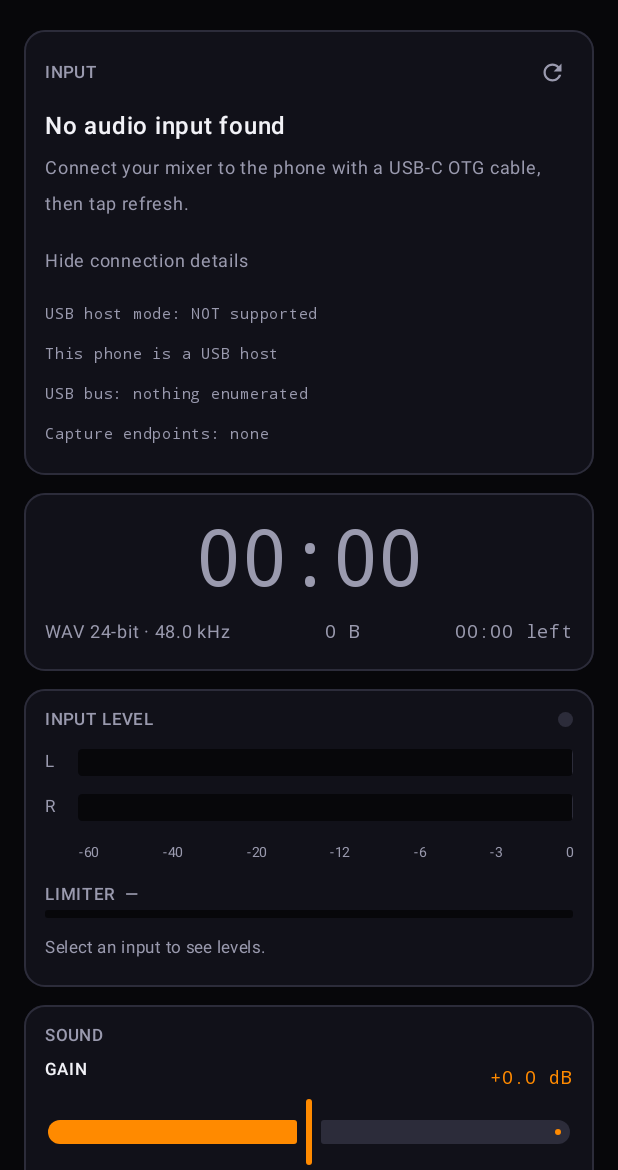
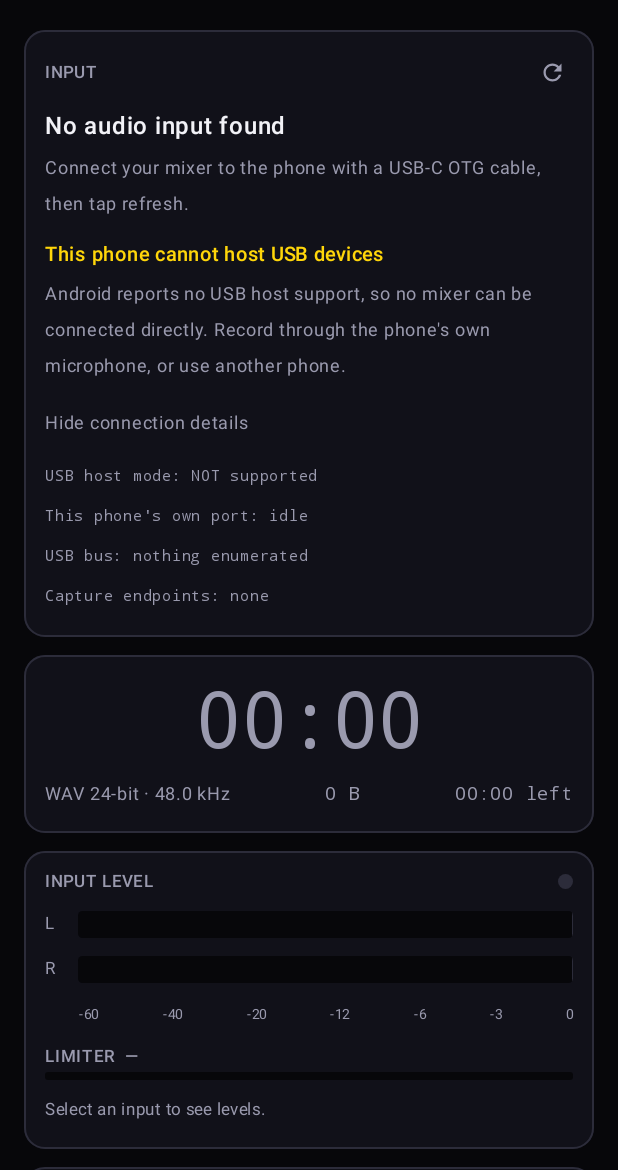
Before and after one commit to skigoogs-star/TESTES, an Android app built with Jetpack Compose: the screen it shows after launch (MainActivity), after a tap on "Connection details", on a phone screen of 412 x 824 dp, the part 66-1236 px from its top. Run offline under Robolectric (Android 15) with nearby library versions, the phone set to English and light mode, and no system bars.

Commit message:
Stop the app blaming the mixer for a problem Android will never solve
The XDJ-RX3, the DJM-V10 and the DJM-A9 do not present class-compliant USB
audio. The Linux kernel registers 0x2b73:0x0034 (V10) and 0x2b73:0x003c (A9)
with USB_DEVICE_VENDOR_SPEC, which matches bInterfaceClass 0xFF, and carries
hand-written fixed-endpoint quirks plus a vendor control transfer just to set the
sample rate; AlphaTheta ships an XDJ-RX3 audio driver for macOS, which a
class-compliant device would never need. Android's UsbAlsaManager only binds
class-compliant interfaces, so these units enumerate on the bus and no capture
endpoint is ever created — exactly the reported symptom.

So the advice the last commit added was wrong for the hardware this app exists
to record. Telling an RX3 owner to press SOURCE and choose SOFTWARE CONTROL
sends them after a setting that cannot change the device's USB class. Known DJ
hardware with no audio interface now gets its own branch, above every other, and
says plainly that the stock audio path cannot reach it.

Three bugs in the diagnostics themselves:

The wrong-port detector read only the "connected" extra of USB_STATE, which
tracks VBUS and goes true for a plain wall charger. A phone charging at home
with nothing attached was told it was probably plugged into a mixer's
thumb-drive socket. It now requires "configured" as well, which only a host that
has issued SET_CONFIGURATION sets, and the weaker connected-but-unconfigured
case gets its own hedged wording rather than a false verdict.

hasUnroutedDjHardware fired on any device on the bus, so a hub, a dock or a card
reader was described as a connected mixer. Worse, startRecording used the same
predicate and reset its acknowledgement flag on the way through, so with any USB
gadget attached every REC press needed two taps, forever. Both are gated on
audio-capable hardware now.

liveDevices is written on the main thread and read from the engine's control
thread when pinning a capture to a device; it is @Volatile now.

Also adds the missing advice branch for a phone with no USB host support at all,
which was collected and displayed but never explained.

```diff
--- a/deckrec-android/app/src/main/java/com/deckrec/ui/DeckRecViewModel.kt
+++ b/deckrec-android/app/src/main/java/com/deckrec/ui/DeckRecViewModel.kt
@@ -55,15 +55,27 @@ data class RecordUiState(
     val isBusy: Boolean get() = state is RecorderState.Starting || state is RecorderState.Stopping
 
     /**
-     * A USB audio device is on the bus but the audio system has not turned it into a capture
-     * endpoint — the single most common failure in the booth, and worth calling out.
+     * A class-compliant USB audio device is on the bus but the audio system has not turned it into
+     * a capture endpoint — worth calling out, because a replug usually fixes it.
+     *
+     * Deliberately keyed on [UsbDiagnostics.audioClassDevices] rather than "anything on the bus":
+     * a hub, a dock or a card reader is not a mixer, and describing one as an unrouted mixer sends
+     * the user hunting for a fault that is not there.
      */
     val hasUnroutedDjHardware: Boolean
-        get() = diagnostics.busDevices.isNotEmpty() && inputs.none { it.isUsb }
+        get() = diagnostics.audioClassDevices.isNotEmpty() && inputs.none { it.isUsb }
 
-    /** The connected hardware does not even advertise an audio interface in its current mode. */
+    /**
+     * Known DJ hardware that cannot ever work over the stock audio path — see
+     * [UsbDiagnostics.vendorSpecificDjHardware]. Checked before everything else, because no other
+     * advice applies once this is true.
+     */
+    val djHardwareIsVendorSpecific: Boolean
+        get() = diagnostics.vendorSpecificDjHardware.isNotEmpty()
+
+    /** Audio-capable hardware is attached but offers no audio interface in its current mode. */
     val connectedButNotAudioClass: Boolean
-        get() = diagnostics.busDevices.isNotEmpty() && diagnostics.audioClassDevices.isEmpty()
+        get() = diagnostics.audioCapableDevices.isNotEmpty() && diagnostics.audioClassDevices.isEmpty()
 
     val channelPairs: List<ChannelPair>
         get() = ChannelPair.pairsFor(selectedInput?.maxChannelCount ?: 2)
@@ -246,11 +258,13 @@ class DeckRecViewModel(application: Application) : AndroidViewModel(application)
             return
         }
 
-        // Any USB audio device on the bus while a non-USB input is selected almost always means the
-        // routing did not take — not just Pioneer hardware, which is all the vendor-id list knows
-        // about. Warn once and let the second tap through: some mixers never expose a USB capture
-        // endpoint at all, and for that user a room recording beats no recording.
-        if (!input.isUsb && state.diagnostics.busDevices.isNotEmpty() && !wrongInputConfirmed) {
+        // A USB *audio* device on the bus while a non-USB input is selected usually means routing
+        // did not take. Gated on audio-capable hardware, not on the bus being non-empty: with the
+        // broad scan that landed with the diagnostics panel, a hub or a charger dock made this fire
+        // on every single REC press forever. Warn once and let the second tap through — Pioneer
+        // mixers never expose a USB capture endpoint at all, and for that user a room recording
+        // beats no recording.
+        if (!input.isUsb && state.diagnostics.audioCapableDevices.isNotEmpty() && !wrongInputConfirmed) {
             wrongInputConfirmed = true
             _message.value = "\"${input.productName}\" is not a USB input. " +
                 "Tap REC again to record from it anyway."
--- a/deckrec-android/app/src/main/java/com/deckrec/ui/RecordScreen.kt
+++ b/deckrec-android/app/src/main/java/com/deckrec/ui/RecordScreen.kt
@@ -193,8 +193,24 @@ private fun InputCard(state: RecordUiState, viewModel: DeckRecViewModel) {
         }
 
         // The diagnosis, in order of what the user can actually do about it. Each branch names a
-        // different cause; "connected but no input" covers three unrelated problems otherwise.
+        // different cause; "connected but no input" covers four unrelated problems otherwise.
+        //
+        // Order is load-bearing. The vendor-specific branch must come before the generic ones,
+        // because for that hardware every other suggestion below is a wild goose chase.
         val advice: Pair<String, String>? = when {
+            !state.diagnostics.hostSupported ->
+                "This phone cannot host USB devices" to
+                    "Android reports no USB host support, so no mixer can be connected directly. " +
+                        "Record through the phone's own microphone, or use another phone."
+
+            state.djHardwareIsVendorSpecific ->
+                "${state.diagnostics.vendorSpecificDjHardware.first().label()} cannot be recorded this way" to
+                    "Pioneer/AlphaTheta mixers put their audio on a vendor-specific USB interface " +
+                        "rather than the standard one, which is why they need a driver on Mac and " +
+                        "Windows. Android's audio system only binds standard USB audio, so it will " +
+                        "never offer this unit as an input, whatever you change on the mixer. " +
+                        "Take the master or REC OUT into a class-compliant USB interface instead."
+
             state.diagnostics.looksLikeWrongPort ->
                 "Your phone is acting as a USB device" to
                     "Something else is the USB host — you are probably plugged into the mixer's " +
@@ -202,14 +218,21 @@ private fun InputCard(state: RecordUiState, viewModel: DeckRecViewModel) {
 
             state.connectedButNotAudioClass ->
                 "Connected, but not offering audio" to
-                    "${state.diagnostics.busDevices.firstOrNull()?.label() ?: "The device"} is on " +
-                        "the USB bus but does not advertise a USB audio interface in its current " +
-                        "mode. On an all-in-one, press SOURCE and choose SOFTWARE CONTROL (PC/MAC)."
+                    "${state.diagnostics.audioCapableDevices.firstOrNull()?.label() ?: "The device"} " +
+                        "is on the USB bus but does not advertise a USB audio interface in its " +
+                        "current mode. On an all-in-one, press SOURCE and choose SOFTWARE CONTROL."
 
+            // Reached only when audioClassDevices is non-empty, so "advertises USB audio" is true
+            // here — see hasUnroutedDjHardware. Keep this branch below the ones above.
             state.hasUnroutedDjHardware ->
                 "Connected, but Android has not exposed it" to
-                    "The mixer advertises USB audio, but Android has not created a recording " +
+                    "The device advertises USB audio, but Android has not created a recording " +
                         "input for it. Try unplugging and replugging, or a different cable."
+
+            state.diagnostics.mayBeWrongPort && state.selectedInput?.isUsb != true ->
+                "Powered over USB, with nothing on the bus" to
+                    "Either this is just a charger, or you are plugged into a socket that expects " +
+                        "a USB drive. If you meant to connect a mixer, use its PC/MAC port."
 
             else -> null
         }
@@ -277,8 +300,11 @@ private fun ConnectionDetails(state: RecordUiState) {
     val lines = buildList {
         add("USB host mode: ${if (state.diagnostics.hostSupported) "supported" else "NOT supported"}")
         add(
-            "This phone is a USB " +
-                if (state.diagnostics.phoneIsPeripheral) "device (something else is the host)" else "host"
+            "This phone's own port: " + when {
+                state.diagnostics.usbConfigured -> "enumerated by another host"
+                state.diagnostics.usbConnected -> "powered, not enumerated"
+                else -> "idle"
+            }
         )
         if (state.diagnostics.busDevices.isEmpty()) {
             add("USB bus: nothing enumerated")
--- a/deckrec-android/app/src/main/java/com/deckrec/usb/UsbAudioScanner.kt
+++ b/deckrec-android/app/src/main/java/com/deckrec/usb/UsbAudioScanner.kt
@@ -42,6 +42,8 @@ class UsbAudioScanner(context: Context) {
     private val _diagnostics = MutableStateFlow(UsbDiagnostics())
     val diagnostics: StateFlow<UsbDiagnostics> = _diagnostics.asStateFlow()
 
+    /** Written on the main thread by [refresh], read from the engine's control thread. */
+    @Volatile
     private var liveDevices: Array<AudioDeviceInfo> = emptyArray()
 
     private val callback = object : AudioDeviceCallback() {
@@ -67,10 +69,12 @@ class UsbAudioScanner(context: Context) {
             .sortedWith(compareByDescending<AudioInput> { it.isUsb }.thenBy { it.productName })
 
         val bus = scanUsbBus()
+        val gadget = readGadgetState()
         _diagnostics.value = UsbDiagnostics(
             hostSupported = appContext.packageManager
                 .hasSystemFeature(PackageManager.FEATURE_USB_HOST),
-            phoneIsPeripheral = detectPeripheralMode(),
+            usbConnected = gadget.connected,
+            usbConfigured = gadget.configured,
             busDevices = bus,
             allEndpoints = all,
         )
@@ -83,21 +87,34 @@ class UsbAudioScanner(context: Context) {
         _inputs.value.firstOrNull { it.isUsb } ?: _inputs.value.firstOrNull()
 
     /**
-     * True when this phone has been enumerated as a USB device by something else.
+     * The phone's own USB gadget state — whether *something else* is acting as the host.
      *
-     * This is the signature of plugging into a mixer's thumb-drive socket: the mixer is the host,
-     * the phone is a peripheral, and no amount of scanning will ever find an audio input because
-     * the phone is not doing the enumerating. The sticky USB_STATE broadcast reports it directly;
-     * being powered over USB with an empty host bus is the weaker public fallback.
+     * This is what distinguishes plugging into a mixer's thumb-drive socket from nothing being
+     * plugged in at all: in the first case the mixer is the host and the phone is a peripheral, so
+     * no amount of scanning will ever find an audio input, because the phone is not the one
+     * enumerating.
+     *
+     * The two extras have to be read separately. `connected` tracks VBUS, so it goes true for a
+     * plain wall charger that never enumerates anything; treating that alone as "some other host
+     * has us" told a user sitting at home on a charger that they were plugged into a mixer.
+     * `configured` only goes true once a host has issued SET_CONFIGURATION, which a charger never
+     * does. Note the converse is not proof either: a host that *rejects* the phone — an RX3 showing
+     * E-8307, say — can stop before SET_CONFIGURATION, so connected-but-unconfigured is genuinely
+     * ambiguous rather than a "no".
      */
-    private fun detectPeripheralMode(): Boolean {
+    private fun readGadgetState(): GadgetState {
         val usbState = runCatching {
             appContext.registerReceiver(null, IntentFilter(ACTION_USB_STATE))
         }.getOrNull()
         if (usbState != null) {
-            return usbState.getBooleanExtra("connected", false)
+            return GadgetState(
+                connected = usbState.getBooleanExtra("connected", false),
+                configured = usbState.getBooleanExtra("configured", false),
+            )
         }
-        return chargingOverUsb() && usbManager.deviceList.isEmpty()
+        // No sticky broadcast on this build: charging over USB with an empty host bus is the only
+        // public signal left, and it cannot tell configured from merely powered.
+        return GadgetState(connected = chargingOverUsb(), configured = false)
     }
 
     private fun chargingOverUsb(): Boolean {
@@ -107,6 +124,8 @@ class UsbAudioScanner(context: Context) {
         val plugged = battery?.getIntExtra(BatteryManager.EXTRA_PLUGGED, -1) ?: -1
         return plugged == BatteryManager.BATTERY_PLUGGED_USB
     }
+
+    private data class GadgetState(val connected: Boolean, val configured: Boolean)
 
     /** Every device on the bus, not only audio-class ones: a mixer that enumerates with the wrong
      * class is invisible otherwise, and that is worth seeing when nothing works. */
@@ -154,18 +173,42 @@ class UsbAudioScanner(context: Context) {
 /** Everything the app can find out about how this phone is currently wired up. */
 data class UsbDiagnostics(
     val hostSupported: Boolean = false,
-    val phoneIsPeripheral: Boolean = false,
+    /** VBUS is present on the phone's own port — true for a plain charger too. */
+    val usbConnected: Boolean = false,
+    /** Some other host has issued SET_CONFIGURATION to this phone. A charger never does. */
+    val usbConfigured: Boolean = false,
     val busDevices: List<UsbHardware> = emptyList(),
     /** Every capture endpoint the platform reports, including ones apps cannot record from. */
     val allEndpoints: List<AudioInput> = emptyList(),
 ) {
     val audioClassDevices: List<UsbHardware> get() = busDevices.filter { it.hasAudioInterface }
 
+    /** Bus devices worth naming as "your mixer"; a hub or a card reader is neither. */
+    val audioCapableDevices: List<UsbHardware>
+        get() = busDevices.filter { it.hasAudioInterface || it.isKnownDjHardware }
+
     /**
-     * The phone is a peripheral and nothing is on the host bus — the classic wrong-port symptom.
+     * Known DJ hardware that does not advertise a USB audio interface.
+     *
+     * This is the Pioneer/AlphaTheta case and it is terminal for the stock audio path: the DJM and
+     * XDJ families present their PCM streams on vendor-specific interfaces (class 0xFF), which is
+     * why Linux carries hand-written endpoint quirks for them and why macOS needs a Pioneer driver.
+     * Android's UsbAlsaManager only ever binds class-compliant interfaces, so it will never create
+     * a capture endpoint for one of these, no matter what the user changes on the mixer.
      */
+    val vendorSpecificDjHardware: List<UsbHardware>
+        get() = busDevices.filter { it.isKnownDjHardware && !it.hasAudioInterface }
+
+    /** Something else is definitely the host — the classic wrong-port symptom. */
     val looksLikeWrongPort: Boolean
-        get() = phoneIsPeripheral && busDevices.isEmpty()
+        get() = usbConnected && usbConfigured && busDevices.isEmpty()
+
+    /**
+     * Powered over USB with nothing on the host bus. Could be the wrong port, could be a charger:
+     * worth mentioning, not worth asserting.
+     */
+    val mayBeWrongPort: Boolean
+        get() = usbConnected && !usbConfigured && busDevices.isEmpty()
 }
 
 /** A USB device visible on the bus. */
```
